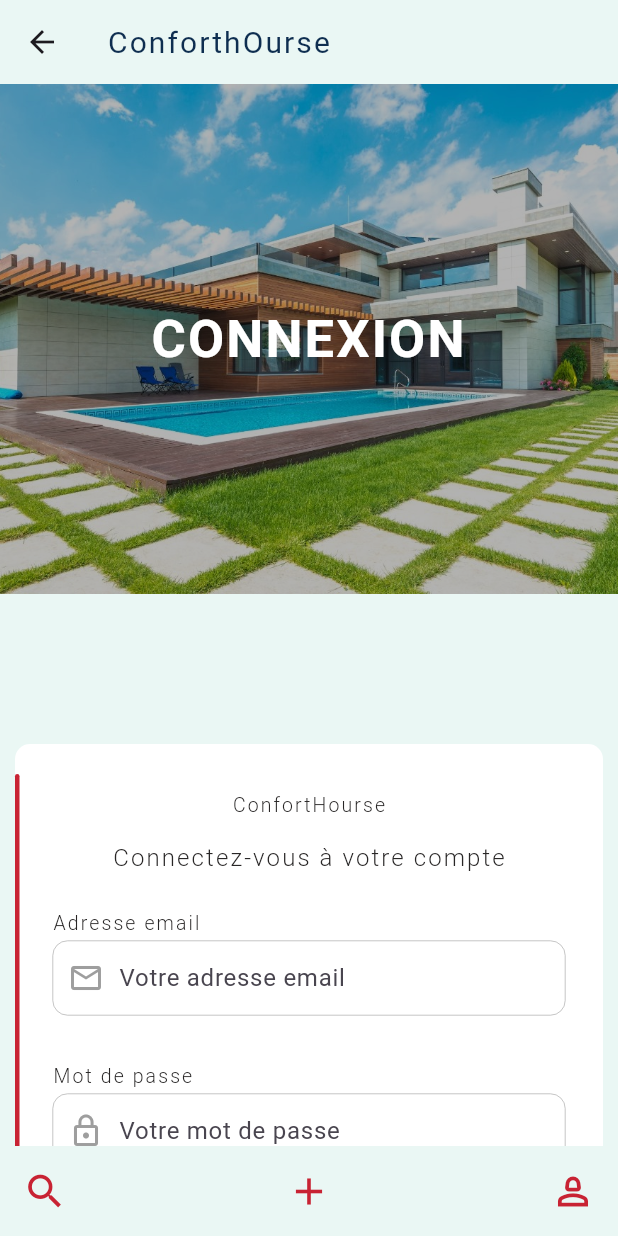
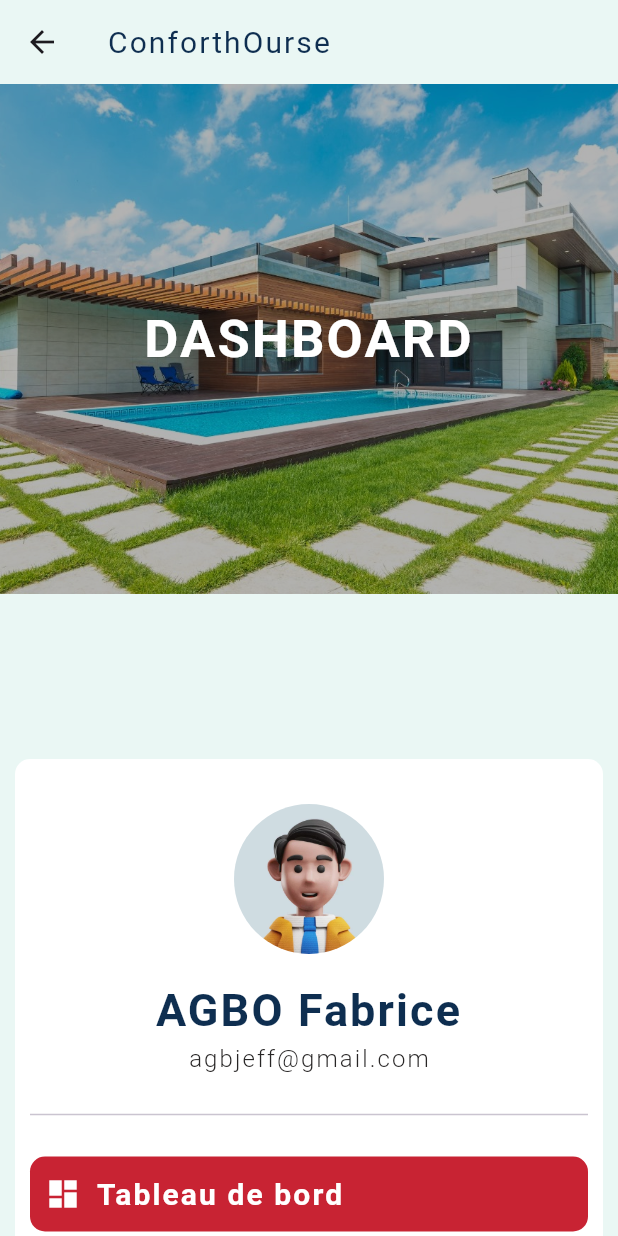
Before and after one commit to fabrice-jeff/confortHourse, a Flutter app: the screen it shows after launch, item 3 of the bottom bar chosen, on a phone screen of 412 x 824 dp. Run offline on Flutter 3.47's test engine with Material 3 defaults, Android fonts, the phone set to English and light mode, and no system bars; our stand-ins replace flutter_svg, select_form_field, video_player; missing offline and left inert: flutter_pagination; network calls fail.

Commit message:
Création de la page Dashboard

```diff
--- a/lib/screens/demarcheurs/dashboard.dart
+++ b/lib/screens/demarcheurs/dashboard.dart
@@ -1,30 +1,192 @@
+import 'package:conforthourse/colors.dart';
+import 'package:conforthourse/screens/demarcheurs/user_page.dart';
+import 'package:conforthourse/widgets/big_text.dart';
+import 'package:conforthourse/widgets/simple_text.dart';
 import 'package:flutter/cupertino.dart';
+import 'package:flutter/material.dart';
 
-class MyWidget extends StatefulWidget {
-  const MyWidget({super.key});
-
-  @override
-  State<MyWidget> createState() => _MyWidgetState();
-}
-
-class _MyWidgetState extends State<MyWidget>
-    with SingleTickerProviderStateMixin {
-  late AnimationController _controller;
-
-  @override
-  void initState() {
-    super.initState();
-    _controller = AnimationController(vsync: this);
-  }
-
-  @override
-  void dispose() {
-    _controller.dispose();
-    super.dispose();
-  }
+class DashboardPage extends StatelessWidget {
+  const DashboardPage({super.key});
 
   @override
   Widget build(BuildContext context) {
-    return const Placeholder();
+    return Scaffold(
+      appBar: AppBar(
+        shadowColor: AppColors.backgroundColor,
+        backgroundColor: AppColors.backgroundColor,
+        title: BigTextWidget(
+          text: "ConforthOurse",
+          fontWeight: FontWeight.w400,
+        ),
+      ),
+      body: SafeArea(
+        child: SingleChildScrollView(
+          child: Column(
+            children: [
+              UserPage(
+                headerTitle: "DASHBOARD",
+              ),
+              SizedBox(
+                height: 20,
+              ),
+              statistiqueUser(
+                  context: context,
+                  primaryColor: const Color(0xFF6259CA),
+                  backgroundColor: Color.fromRGBO(98, 89, 202, 0.2),
+                  nombre: 0,
+                  icon: Icons.home_outlined,
+                  text: "Total Publication"),
+              SizedBox(
+                height: 20,
+              ),
+              statistiqueUser(
+                  context: context,
+                  primaryColor: Color(0xFF09AD95),
+                  backgroundColor: Color.fromRGBO(0, 230, 130, 0.2),
+                  nombre: 0,
+                  icon: Icons.home_outlined,
+                  text: "Chambres louées"),
+              SizedBox(
+                height: 20,
+              ),
+              statistiqueUser(
+                  context: context,
+                  primaryColor: Color(0xFFFB6B25),
+                  backgroundColor: Color.fromRGBO(251, 107, 37, 0.2),
+                  nombre: 0,
+                  icon: CupertinoIcons.money_dollar_circle_fill,
+                  text: "Prix Chambres louées"),
+              SizedBox(
+                height: 20,
+              ),
+              Container(
+                padding: EdgeInsets.symmetric(horizontal: 10),
+                alignment: Alignment.topLeft,
+                child: BigTextWidget(text: "Récemment publié"),
+              ),
+              // Tableau
+              Container(
+                padding: EdgeInsets.symmetric(horizontal: 10),
+                child: SingleChildScrollView(
+                  scrollDirection: Axis.horizontal,
+                  child: DataTable(
+                    decoration:
+                        BoxDecoration(borderRadius: BorderRadius.circular(10)),
+                    border: TableBorder.all(
+                      color: Colors.grey,
+                      width: 0.5,
+                    ),
+                    columns: const <DataColumn>[
+                      DataColumn(
+                        label: BigTextWidget(
+                          text: "Chambres",
+                        ),
+                      ),
+                      DataColumn(
+                        label: BigTextWidget(
+                          text: "Catégorie",
+                        ),
+                      ),
+                      DataColumn(
+                        label: BigTextWidget(text: "Prix"),
+                      ),
+                      DataColumn(
+                        label: BigTextWidget(text: "Type"),
+                      ),
+                    ],
+                    rows: const <DataRow>[
+                      DataRow(cells: const <DataCell>[
+                        DataCell(
+                          Text("Bonjour"),
+                        ),
+                        DataCell(
+                          Text("Bonjour"),
+                        ),
+                        DataCell(
+                          Text("Bonjour"),
+                        ),
+                        DataCell(
+                          Text("Bonjour"),
+                        ),
+                      ]),
+                    ],
+                  ),
+                ),
+              ),
+              SizedBox(
+                height: 20,
+              ),
+            ],
+          ),
+        ),
+      ),
+    );
+  }
+
+  Widget statistiqueUser({
+    required BuildContext context,
+    required Color primaryColor,
+    required Color backgroundColor,
+    required int nombre,
+    required IconData icon,
+    required String text,
+  }) {
+    return Container(
+      margin: EdgeInsets.symmetric(horizontal: 10, vertical: 10),
+      padding: EdgeInsets.symmetric(horizontal: 20, vertical: 10),
+      height: 150,
+      width: double.infinity,
+      decoration: BoxDecoration(
+        border: Border(
+          left: BorderSide(
+            color: primaryColor,
+            width: 6,
+          ),
+        ),
+        color: backgroundColor,
+        borderRadius: BorderRadius.circular(10),
+      ),
+      child: Row(
+        mainAxisAlignment: MainAxisAlignment.spaceBetween,
+        children: [
+          Container(
+            width: MediaQuery.of(context).size.width * 0.5,
+            child: Column(
+              mainAxisAlignment: MainAxisAlignment.start,
+              children: [
+                Container(
+                  alignment: Alignment.topLeft,
+                  child: BigTextWidget(
+                    text: nombre.toString(),
+                    sizeText: 50,
+                    textColor: primaryColor,
+                  ),
+                ),
+                Container(
+                  alignment: Alignment.topLeft,
+                  child: SimpleTextWidget(
+                    textAlign: TextAlign.start,
+                    text: text,
+                    sizeText: 15,
+                    textColor: primaryColor,
+                  ),
+                ),
+              ],
+            ),
+          ),
+          Container(
+            width: 60,
+            height: 60,
+            child: Icon(
+              Icons.home_outlined,
+              color: Colors.white,
+              size: 40,
+            ),
+            decoration: BoxDecoration(
+                color: primaryColor, borderRadius: BorderRadius.circular(30)),
+          ),
+        ],
+      ),
+    );
   }
 }
--- /dev/null
+++ b/lib/screens/demarcheurs/user_page.dart
@@ -0,0 +1,158 @@
+import 'package:conforthourse/colors.dart';
+import 'package:conforthourse/widgets/big_text.dart';
+import 'package:conforthourse/widgets/header_section.dart';
+import 'package:conforthourse/widgets/simple_text.dart';
+import 'package:flutter/material.dart';
+
+class UserPage extends StatelessWidget {
+  final String headerTitle;
+  const UserPage({super.key, required this.headerTitle});
+
+  @override
+  Widget build(BuildContext context) {
+    return Column(
+      children: [
+        HeaderSectionWidget(text: headerTitle),
+        Container(
+          margin: EdgeInsets.symmetric(horizontal: 10, vertical: 10),
+          padding: EdgeInsets.symmetric(horizontal: 10, vertical: 10),
+          alignment: Alignment.center,
+          width: double.infinity,
+          decoration: BoxDecoration(
+            color: Colors.white,
+            borderRadius: BorderRadius.circular(10),
+          ),
+          child: Column(
+            children: [
+              SizedBox(
+                height: 20,
+              ),
+              Container(
+                padding: EdgeInsets.symmetric(horizontal: 10, vertical: 10),
+                width: 100,
+                height: 100,
+                decoration: BoxDecoration(
+                  borderRadius: BorderRadius.circular(50),
+                  image: DecorationImage(
+                    image: AssetImage('images/user.webp'),
+                    fit: BoxFit.cover,
+                  ),
+                ),
+              ),
+              SizedBox(
+                height: 20,
+              ),
+              BigTextWidget(
+                text: "AGBO Fabrice",
+                sizeText: 30,
+                fontWeight: FontWeight.w700,
+                height: 0,
+              ),
+              SizedBox(
+                height: 5,
+              ),
+              SimpleTextWidget(
+                text: "agbjeff@gmail.com",
+                height: 0,
+              ),
+              SizedBox(
+                height: 20,
+              ),
+              Divider(),
+              SizedBox(
+                height: 20,
+              ),
+              InkWell(
+                onTap: () {},
+                child: Container(
+                  padding: EdgeInsets.symmetric(horizontal: 10),
+                  width: double.infinity,
+                  height: 50,
+                  decoration: BoxDecoration(
+                    color: AppColors.secondColor,
+                    borderRadius: BorderRadius.circular(10),
+                  ),
+                  child: Row(
+                    children: [
+                      Icon(
+                        Icons.dashboard,
+                        color: Colors.white,
+                      ),
+                      SizedBox(
+                        width: 10,
+                      ),
+                      BigTextWidget(
+                        text: "Tableau de bord",
+                        textColor: Colors.white,
+                      ),
+                    ],
+                  ),
+                ),
+              ),
+              InkWell(
+                onTap: () {},
+                child: ListTile(
+                  leading: Icon(
+                    Icons.person_outline,
+                  ),
+                  title: SimpleTextWidget(
+                    text: "Mon profile",
+                    height: 0,
+                  ),
+                ),
+              ),
+              InkWell(
+                onTap: () {},
+                child: ListTile(
+                  leading: Icon(
+                    Icons.home_outlined,
+                  ),
+                  title: SimpleTextWidget(
+                    text: "Mes annonces",
+                    height: 0,
+                  ),
+                ),
+              ),
+              InkWell(
+                onTap: () {},
+                child: ListTile(
+                  leading: Icon(
+                    Icons.add_circle_outline_rounded,
+                  ),
+                  title: SimpleTextWidget(
+                    text: "Publier une annonces",
+                    height: 0,
+                  ),
+                ),
+              ),
+              InkWell(
+                onTap: () {},
+                child: ListTile(
+                  leading: Icon(
+                    Icons.settings_outlined,
+                  ),
+                  title: SimpleTextWidget(
+                    text: "Paramètre de profile",
+                    height: 0,
+                  ),
+                ),
+              ),
+              InkWell(
+                onTap: () {},
+                child: ListTile(
+                  leading: Icon(
+                    Icons.logout_outlined,
+                  ),
+                  title: SimpleTextWidget(
+                    text: "Déconnexion",
+                    height: 0,
+                  ),
+                ),
+              ),
+            ],
+          ),
+        ),
+      ],
+    );
+  }
+}
--- a/lib/widgets/bottom_navigation.dart
+++ b/lib/widgets/bottom_navigation.dart
@@ -1,6 +1,6 @@
 import 'package:conforthourse/colors.dart';
 import 'package:conforthourse/providers/user_login.dart';
-import 'package:conforthourse/screens/security/login.dart';
+import 'package:conforthourse/screens/demarcheurs/dashboard.dart';
 import 'package:flutter/material.dart';
 import 'package:provider/provider.dart';
 
@@ -43,15 +43,20 @@ class BottomNavigationWidget extends StatelessWidget {
           ),
           InkWell(
             onTap: () {
-              if (user.isEmpty) {
-                // Rediriger vers l'interface de connexion
-                Navigator.push(context, MaterialPageRoute(builder: (context) {
-                  return const LoginPage();
-                }));
-              } else {
-                // Continuer vers les autres interfaces
-                print(user);
-              }
+              Navigator.push(context, MaterialPageRoute(builder: (context) {
+                return const DashboardPage();
+              }));
+              // if (user.isEmpty) {
+              //   // Rediriger vers l'interface de connexion
+              //   Navigator.push(context, MaterialPageRoute(builder: (context) {
+              //     return const LoginPage();
+              //   }));
+              // } else {
+              //   // Continuer vers les autres interfaces
+              //   Navigator.push(context, MaterialPageRoute(builder: (context) {
+              //     return const DashboardPage();
+              //   }));
+              // }
             },
             child: Icon(
               Icons.person_2_outlined,
--- a/pubspec.yaml
+++ b/pubspec.yaml
@@ -43,6 +43,7 @@ dependencies:
   flutter_pagination: ^0.0.8
   passwordfield: ^0.2.0
   provider: ^6.1.1
+  data_table_2: ^2.5.9
 
 dev_dependencies:
   flutter_test:
```
Also changed, not shown: pubspec.lock.
